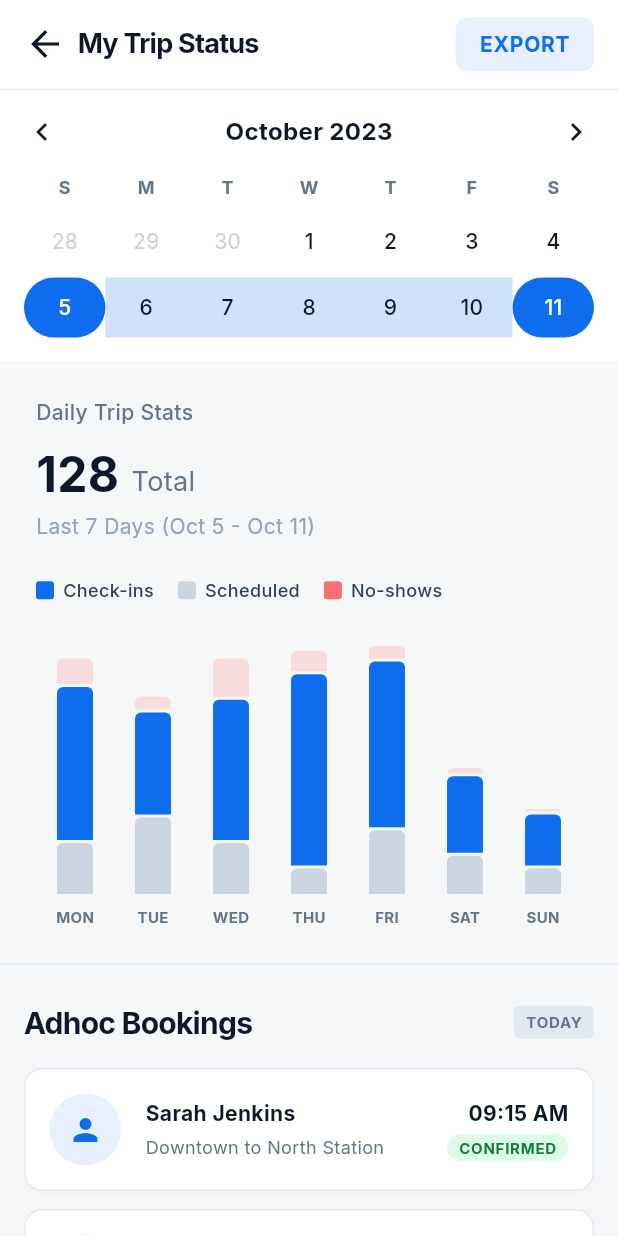
After one commit to s9swata/easyroute2, a Flutter app: the StatsScreen screen opened directly, on a phone screen of 412 x 824 dp. The commit adds this screen. Run offline on Flutter 3.47's test engine with Material 3 defaults, Android fonts, the phone set to English and light mode, and no system bars; our stand-ins replace google_fonts.

Commit message:
Create Stats screen replicating Trip Stats design

```diff
--- a/lib/bottom_nav_bar.dart
+++ b/lib/bottom_nav_bar.dart
@@ -3,6 +3,7 @@ import 'package:flutter/material.dart';
 import 'theme.dart';
 import 'home_screen.dart';
 import 'trips_screen.dart';
+import 'stats_screen.dart';
 import 'profile_screen.dart';
 
 class SharedBottomNavBar extends StatelessWidget {
@@ -22,8 +23,8 @@ class SharedBottomNavBar extends StatelessWidget {
         targetScreen = const TripsScreen();
         break;
       case 2:
-        // History screen not implemented yet
-        return;
+        targetScreen = const StatsScreen();
+        break;
       case 3:
         targetScreen = const ProfileScreen();
         break;
@@ -84,8 +85,8 @@ class SharedBottomNavBar extends StatelessWidget {
                 onTap: () => _onTabTapped(context, 1),
               ),
               _buildNavItem(
-                icon: Icons.history,
-                label: 'History',
+                icon: Icons.bar_chart,
+                label: 'Stats',
                 isSelected: currentIndex == 2,
                 onTap: () => _onTabTapped(context, 2),
               ),
--- /dev/null
+++ b/lib/stats_screen.dart
@@ -0,0 +1,515 @@
+import 'package:flutter/material.dart';
+import 'theme.dart';
+
+class StatsScreen extends StatelessWidget {
+  const StatsScreen({super.key});
+
+  @override
+  Widget build(BuildContext context) {
+    return Scaffold(
+      backgroundColor: AppTheme.backgroundLight,
+      appBar: PreferredSize(
+        preferredSize: const Size.fromHeight(60),
+        child: Container(
+          decoration: const BoxDecoration(
+            color: Colors.white,
+            border: Border(bottom: BorderSide(color: AppTheme.slate200)),
+          ),
+          child: SafeArea(
+            bottom: false,
+            child: Center(
+              child: ConstrainedBox(
+                constraints: const BoxConstraints(maxWidth: 800),
+                child: Padding(
+                  padding: const EdgeInsets.symmetric(horizontal: 16.0, vertical: 8.0),
+                  child: Row(
+                    children: [
+                      const Icon(Icons.arrow_back, color: AppTheme.slate900, size: 28),
+                      const SizedBox(width: 8),
+                      const Expanded(
+                        child: Text(
+                          'My Trip Status',
+                          style: TextStyle(
+                            color: AppTheme.slate900,
+                            fontSize: 18,
+                            fontWeight: FontWeight.bold,
+                            letterSpacing: -0.5,
+                          ),
+                        ),
+                      ),
+                      Container(
+                        padding: const EdgeInsets.symmetric(horizontal: 16, vertical: 8),
+                        decoration: BoxDecoration(
+                          color: AppTheme.primary.withValues(alpha: 0.1),
+                          borderRadius: BorderRadius.circular(8),
+                        ),
+                        child: const Text(
+                          'EXPORT',
+                          style: TextStyle(
+                            color: AppTheme.primary,
+                            fontSize: 14,
+                            fontWeight: FontWeight.bold,
+                            letterSpacing: 0.5,
+                          ),
+                        ),
+                      ),
+                    ],
+                  ),
+                ),
+              ),
+            ),
+          ),
+        ),
+      ),
+      body: Center(
+        child: ConstrainedBox(
+          constraints: const BoxConstraints(maxWidth: 800),
+          child: SingleChildScrollView(
+            padding: const EdgeInsets.only(bottom: 100),
+            child: Column(
+              crossAxisAlignment: CrossAxisAlignment.stretch,
+              children: [
+                _buildCalendarSection(),
+                _buildChartSection(),
+                _buildAdhocBookingsSection(),
+              ],
+            ),
+          ),
+        ),
+      ),
+    );
+  }
+
+  Widget _buildCalendarSection() {
+    return Container(
+      color: Colors.white,
+      padding: const EdgeInsets.all(16),
+      child: Column(
+        children: [
+          Row(
+            mainAxisAlignment: MainAxisAlignment.spaceBetween,
+            children: [
+              const Icon(Icons.chevron_left, color: AppTheme.slate900),
+              const Text(
+                'October 2023',
+                style: TextStyle(
+                  color: AppTheme.slate900,
+                  fontSize: 16,
+                  fontWeight: FontWeight.bold,
+                ),
+              ),
+              const Icon(Icons.chevron_right, color: AppTheme.slate900),
+            ],
+          ),
+          const SizedBox(height: 16),
+          Row(
+            mainAxisAlignment: MainAxisAlignment.spaceAround,
+            children: ['S', 'M', 'T', 'W', 'T', 'F', 'S'].map((day) {
+              return Expanded(
+                child: Center(
+                  child: Text(
+                    day,
+                    style: const TextStyle(
+                      color: AppTheme.slate500,
+                      fontSize: 12,
+                      fontWeight: FontWeight.bold,
+                    ),
+                  ),
+                ),
+              );
+            }).toList(),
+          ),
+          const SizedBox(height: 8),
+          Row(
+            children: [
+              _buildDayCircle('28', isFaded: true),
+              _buildDayCircle('29', isFaded: true),
+              _buildDayCircle('30', isFaded: true),
+              _buildDayCircle('1'),
+              _buildDayCircle('2'),
+              _buildDayCircle('3'),
+              _buildDayCircle('4'),
+            ],
+          ),
+          const SizedBox(height: 4),
+          Row(
+            children: [
+              _buildDayCircle('5', isStartRange: true),
+              _buildDayCircle('6', inRange: true),
+              _buildDayCircle('7', inRange: true),
+              _buildDayCircle('8', inRange: true),
+              _buildDayCircle('9', inRange: true),
+              _buildDayCircle('10', inRange: true),
+              _buildDayCircle('11', isEndRange: true),
+            ],
+          ),
+        ],
+      ),
+    );
+  }
+
+  Widget _buildDayCircle(String day, {
+    bool isFaded = false,
+    bool inRange = false,
+    bool isStartRange = false,
+    bool isEndRange = false,
+  }) {
+    Color bgColor = Colors.transparent;
+    Color textColor = isFaded ? AppTheme.slate400.withValues(alpha: 0.5) : AppTheme.slate900;
+    BorderRadius? borderRadius;
+
+    if (inRange) {
+      bgColor = AppTheme.primary.withValues(alpha: 0.2);
+    } else if (isStartRange) {
+      bgColor = AppTheme.primary;
+      textColor = Colors.white;
+      borderRadius = BorderRadius.circular(20);
+    } else if (isEndRange) {
+      bgColor = AppTheme.primary;
+      textColor = Colors.white;
+      borderRadius = BorderRadius.circular(20);
+    }
+
+    return Expanded(
+      child: Container(
+        height: 40,
+        decoration: BoxDecoration(
+          color: bgColor,
+          borderRadius: borderRadius,
+        ),
+        alignment: Alignment.center,
+        child: Text(
+          day,
+          style: TextStyle(
+            color: textColor,
+            fontSize: 14,
+            fontWeight: isFaded ? FontWeight.normal : FontWeight.w500,
+          ),
+        ),
+      ),
+    );
+  }
+
+  Widget _buildChartSection() {
+    return Container(
+      padding: const EdgeInsets.all(24),
+      decoration: const BoxDecoration(
+        border: Border(bottom: BorderSide(color: AppTheme.slate200)),
+      ),
+      child: Column(
+        crossAxisAlignment: CrossAxisAlignment.stretch,
+        children: [
+          const Text(
+            'Daily Trip Stats',
+            style: TextStyle(
+              color: AppTheme.slate500,
+              fontSize: 14,
+              fontWeight: FontWeight.w500,
+            ),
+          ),
+          const SizedBox(height: 8),
+          Row(
+            crossAxisAlignment: CrossAxisAlignment.baseline,
+            textBaseline: TextBaseline.alphabetic,
+            children: const [
+              Text(
+                '128',
+                style: TextStyle(
+                  color: AppTheme.slate900,
+                  fontSize: 32,
+                  fontWeight: FontWeight.bold,
+                ),
+              ),
+              SizedBox(width: 8),
+              Text(
+                'Total',
+                style: TextStyle(
+                  color: AppTheme.slate500,
+                  fontSize: 18,
+                ),
+              ),
+            ],
+          ),
+          const SizedBox(height: 2),
+          const Text(
+            'Last 7 Days (Oct 5 - Oct 11)',
+            style: TextStyle(
+              color: AppTheme.slate400,
+              fontSize: 14,
+            ),
+          ),
+          const SizedBox(height: 24),
+          Row(
+            children: [
+              _buildLegendItem(AppTheme.primary, 'Check-ins'),
+              const SizedBox(width: 16),
+              _buildLegendItem(AppTheme.slate300, 'Scheduled'),
+              const SizedBox(width: 16),
+              _buildLegendItem(AppTheme.red400, 'No-shows'),
+            ],
+          ),
+          const SizedBox(height: 24),
+          SizedBox(
+            height: 192,
+            child: Row(
+              crossAxisAlignment: CrossAxisAlignment.end,
+              mainAxisAlignment: MainAxisAlignment.spaceBetween,
+              children: [
+                _buildBar('MON', 10, 60, 20),
+                _buildBar('TUE', 5, 40, 30),
+                _buildBar('WED', 15, 55, 20),
+                _buildBar('THU', 8, 75, 10),
+                _buildBar('FRI', 5, 65, 25),
+                _buildBar('SAT', 2, 30, 15),
+                _buildBar('SUN', 1, 20, 10),
+              ],
+            ),
+          ),
+        ],
+      ),
+    );
+  }
+
+  Widget _buildLegendItem(Color color, String label) {
+    return Row(
+      children: [
+        Container(
+          width: 12,
+          height: 12,
+          decoration: BoxDecoration(
+            color: color,
+            borderRadius: BorderRadius.circular(2),
+          ),
+        ),
+        const SizedBox(width: 6),
+        Text(
+          label,
+          style: const TextStyle(
+            color: AppTheme.slate700,
+            fontSize: 12,
+            fontWeight: FontWeight.w500,
+          ),
+        ),
+      ],
+    );
+  }
+
+  Widget _buildBar(String label, int redPct, int bluePct, int grayPct) {
+    return Expanded(
+      child: Column(
+        mainAxisAlignment: MainAxisAlignment.end,
+        children: [
+          Expanded(
+            child: LayoutBuilder(
+              builder: (context, constraints) {
+                final double maxHeight = constraints.maxHeight;
+                return Column(
+                  mainAxisAlignment: MainAxisAlignment.end,
+                  crossAxisAlignment: CrossAxisAlignment.center,
+                  children: [
+                    Container(
+                      width: 24,
+                      height: maxHeight * (redPct / 100),
+                      decoration: BoxDecoration(
+                        color: AppTheme.red400.withValues(alpha: 0.2),
+                        borderRadius: const BorderRadius.vertical(top: Radius.circular(4)),
+                      ),
+                    ),
+                    const SizedBox(height: 2),
+                    Container(
+                      width: 24,
+                      height: maxHeight * (bluePct / 100),
+                      decoration: const BoxDecoration(
+                        color: AppTheme.primary,
+                        borderRadius: BorderRadius.vertical(top: Radius.circular(4)),
+                      ),
+                    ),
+                    const SizedBox(height: 2),
+                    Container(
+                      width: 24,
+                      height: maxHeight * (grayPct / 100),
+                      decoration: const BoxDecoration(
+                        color: AppTheme.slate300,
+                        borderRadius: BorderRadius.vertical(top: Radius.circular(4)),
+                      ),
+                    ),
+                  ],
+                );
+              },
+            ),
+          ),
+          const SizedBox(height: 8),
+          Text(
+            label,
+            style: const TextStyle(
+              color: AppTheme.slate500,
+              fontSize: 10,
+              fontWeight: FontWeight.bold,
+            ),
+          ),
+        ],
+      ),
+    );
+  }
+
+  Widget _buildAdhocBookingsSection() {
+    return Padding(
+      padding: const EdgeInsets.symmetric(horizontal: 16.0, vertical: 24.0),
+      child: Column(
+        crossAxisAlignment: CrossAxisAlignment.stretch,
+        children: [
+          Row(
+            mainAxisAlignment: MainAxisAlignment.spaceBetween,
+            children: [
+              const Text(
+                'Adhoc Bookings',
+                style: TextStyle(
+                  color: AppTheme.slate900,
+                  fontSize: 20,
+                  fontWeight: FontWeight.bold,
+                  letterSpacing: -0.5,
+                ),
+              ),
+              Container(
+                padding: const EdgeInsets.symmetric(horizontal: 8, vertical: 4),
+                decoration: BoxDecoration(
+                  color: AppTheme.slate200,
+                  borderRadius: BorderRadius.circular(4),
+                ),
+                child: const Text(
+                  'TODAY',
+                  style: TextStyle(
+                    color: AppTheme.slate500,
+                    fontSize: 10,
+                    fontWeight: FontWeight.bold,
+                    letterSpacing: 0.5,
+                  ),
+                ),
+              ),
+            ],
+          ),
+          const SizedBox(height: 16),
+          _buildBookingCard(
+            'Sarah Jenkins',
+            'Downtown to North Station',
+            '09:15 AM',
+            'CONFIRMED',
+            AppTheme.green100,
+            AppTheme.green700,
+            AppTheme.primary.withValues(alpha: 0.1),
+            AppTheme.primary,
+          ),
+          const SizedBox(height: 12),
+          _buildBookingCard(
+            'Michael Chen',
+            'Airport Terminal 2 to Hilton',
+            '10:45 AM',
+            'PENDING',
+            AppTheme.yellow100,
+            AppTheme.yellow700,
+            AppTheme.slate100,
+            AppTheme.slate500,
+          ),
+          const SizedBox(height: 12),
+          _buildBookingCard(
+            'Lisa Rodriguez',
+            'Tech Park to West Mall',
+            '11:30 AM',
+            'DISPATCHED',
+            AppTheme.primary.withValues(alpha: 0.1),
+            AppTheme.primary,
+            AppTheme.slate100,
+            AppTheme.slate500,
+          ),
+        ],
+      ),
+    );
+  }
+
+  Widget _buildBookingCard(
+      String name, String route, String time, String status, Color statusBg, Color statusText, Color avatarBg, Color avatarIcon) {
+    return Container(
+      padding: const EdgeInsets.all(16),
+      decoration: BoxDecoration(
+        color: Colors.white,
+        borderRadius: BorderRadius.circular(12),
+        border: Border.all(color: AppTheme.slate200),
+        boxShadow: [
+          BoxShadow(
+            color: Colors.black.withValues(alpha: 0.02),
+            blurRadius: 4,
+            offset: const Offset(0, 2),
+          ),
+        ],
+      ),
+      child: Row(
+        crossAxisAlignment: CrossAxisAlignment.center,
+        children: [
+          Container(
+            width: 48,
+            height: 48,
+            decoration: BoxDecoration(
+              color: avatarBg,
+              shape: BoxShape.circle,
+            ),
+            child: Icon(Icons.person, color: avatarIcon, size: 24),
+          ),
+          const SizedBox(width: 16),
+          Expanded(
+            child: Column(
+              crossAxisAlignment: CrossAxisAlignment.start,
+              children: [
+                Text(
+                  name,
+                  style: const TextStyle(
+                    color: AppTheme.slate900,
+                    fontSize: 14,
+                    fontWeight: FontWeight.bold,
+                  ),
+                ),
+                const SizedBox(height: 4),
+                Text(
+                  route,
+                  style: const TextStyle(
+                    color: AppTheme.slate500,
+                    fontSize: 12,
+                  ),
+                ),
+              ],
+            ),
+          ),
+          Column(
+            crossAxisAlignment: CrossAxisAlignment.end,
+            children: [
+              Text(
+                time,
+                style: const TextStyle(
+                  color: AppTheme.slate900,
+                  fontSize: 14,
+                  fontWeight: FontWeight.bold,
+                ),
+              ),
+              const SizedBox(height: 4),
+              Container(
+                padding: const EdgeInsets.symmetric(horizontal: 8, vertical: 2),
+                decoration: BoxDecoration(
+                  color: statusBg,
+                  borderRadius: BorderRadius.circular(12),
+                ),
+                child: Text(
+                  status,
+                  style: TextStyle(
+                    color: statusText,
+                    fontSize: 10,
+                    fontWeight: FontWeight.bold,
+                    letterSpacing: 0.5,
+                  ),
+                ),
+              ),
+            ],
+          ),
+        ],
+      ),
+    );
+  }
+}
--- a/lib/theme.dart
+++ b/lib/theme.dart
@@ -11,7 +11,13 @@ class AppTheme {
   // Slate Colors (Tailwind defaults)
   static const Color slate100 = Color(0xFFF1F5F9);
   static const Color slate200 = Color(0xFFE2E8F0);
+  static const Color slate300 = Color(0xFFCBD5E1);
   static const Color slate400 = Color(0xFF94A3B8);
+  static const Color red400 = Color(0xFFF87171);
+  static const Color green100 = Color(0xFFDCFCE7);
+  static const Color green700 = Color(0xFF15803D);
+  static const Color yellow100 = Color(0xFFFEF08A);
+  static const Color yellow700 = Color(0xFFA16207);
   static const Color slate500 = Color(0xFF64748B);
   static const Color slate700 = Color(0xFF334155);
   static const Color slate800 = Color(0xFF1E293B);
```
Also changed, not shown: 1 other file.
